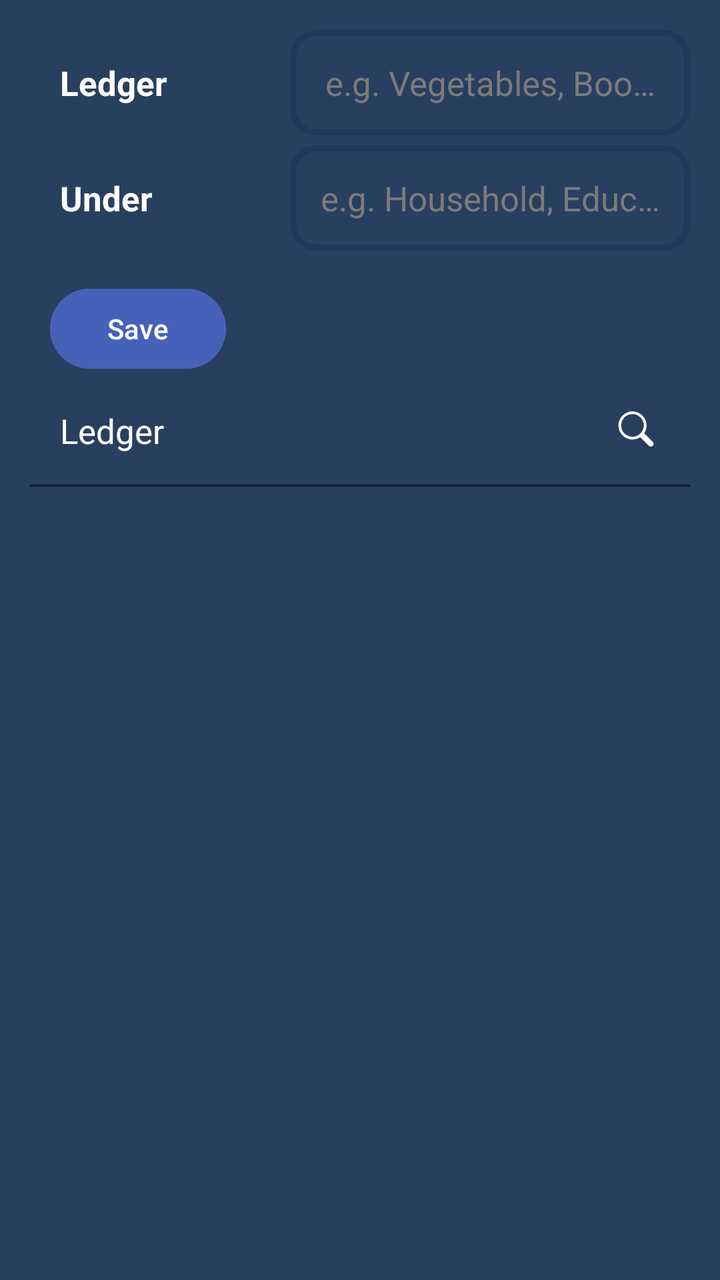
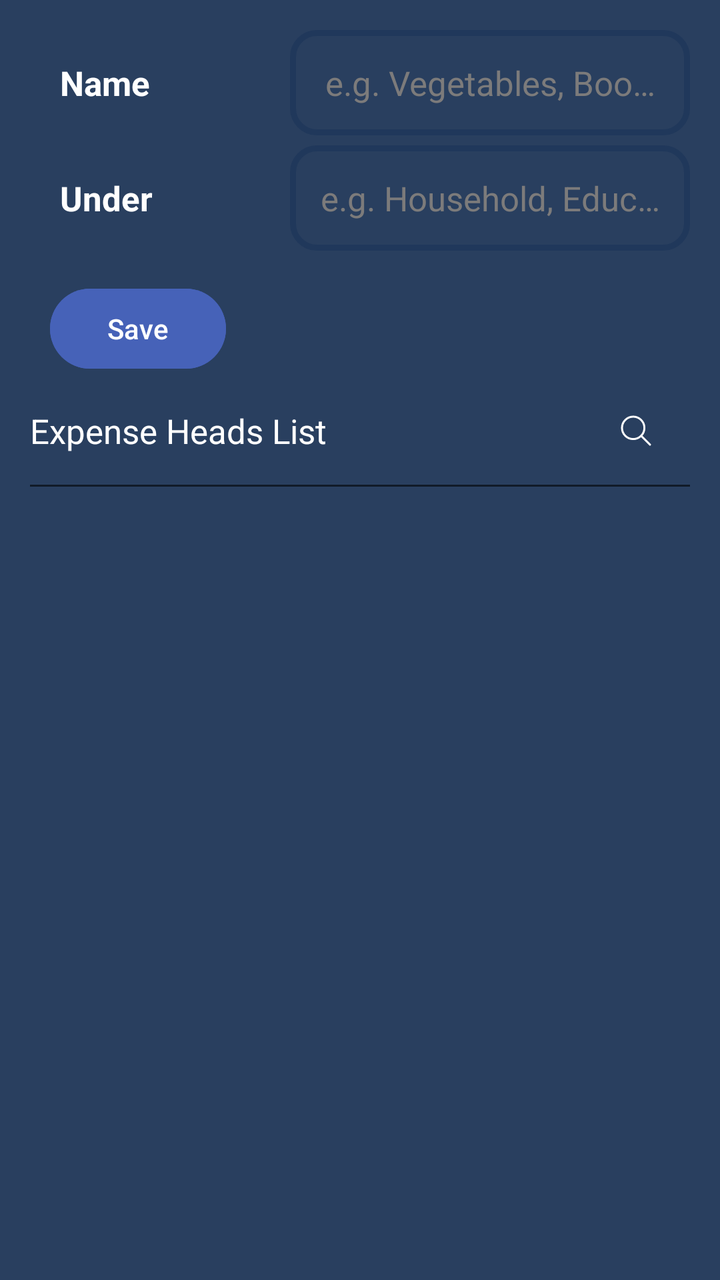

An Android layout rendered at two revisions. The XML below is the earlier revision; the diff shows what the commit changed to produce the second picture.
<!-- AndroidManifest.xml: application theme Theme.GharKharch -->
<!-- res/layout/fragment_add_sub_category.xml -->
<?xml version="1.0" encoding="utf-8"?>
<androidx.constraintlayout.widget.ConstraintLayout xmlns:android="http://schemas.android.com/apk/res/android"
    xmlns:app="http://schemas.android.com/apk/res-auto"
    android:layout_width="match_parent"
    android:layout_height="match_parent"
    android:background="@color/backgroundColor"
    android:padding="@dimen/padding_large">

    <TextView
        android:layout_width="0dp"
        android:layout_height="wrap_content"
        android:padding="@dimen/padding_large"
        android:text="Ledger"
        android:textColor="@color/primaryTextColor"
        android:textSize="@dimen/text_size_large"
        android:textStyle="bold"
        app:layout_constraintBottom_toBottomOf="@id/input_sub_category"
        app:layout_constraintEnd_toStartOf="@id/input_sub_category"
        app:layout_constraintStart_toStartOf="parent"
        app:layout_constraintTop_toTopOf="@id/input_sub_category" />

    <EditText
        android:id="@+id/input_sub_category"
        style="@style/custom_edit_text"
        android:layout_width="200dp"
        android:layout_height="wrap_content"
        android:hint="@string/hint_sub_category"
        android:textSize="@dimen/text_size_large"
        app:layout_constraintEnd_toEndOf="parent"
        app:layout_constraintTop_toTopOf="parent" />

    <TextView
        android:layout_width="0dp"
        android:layout_height="wrap_content"
        android:layout_marginVertical="@dimen/margin_small"
        android:padding="@dimen/padding_large"
        android:text="Under"
        android:textColor="@color/primaryTextColor"
        android:textSize="@dimen/text_size_large"
        android:textStyle="bold"
        app:layout_constraintBottom_toBottomOf="@id/input_category"
        app:layout_constraintEnd_toStartOf="@id/input_category"
        app:layout_constraintStart_toStartOf="parent"
        app:layout_constraintTop_toTopOf="@id/input_category" />

    <EditText
        android:id="@+id/input_category"
        style="@style/custom_edit_text"
        android:layout_width="200dp"
        android:layout_height="wrap_content"
        android:layout_marginVertical="@dimen/margin_small"
        android:hint="@string/hint_category"
        android:textSize="@dimen/text_size_large"
        app:layout_constraintEnd_toEndOf="parent"
        app:layout_constraintTop_toBottomOf="@id/input_sub_category" />

    <Button
        android:id="@+id/addBtn"
        android:layout_width="wrap_content"
        android:layout_height="wrap_content"
        android:layout_marginVertical="@dimen/margin_large"
        android:layout_marginStart="@dimen/margin_medium"
        android:backgroundTint="@color/buttonColor"
        android:text="Save"
        android:textColor="@color/primaryTextColor"
        app:layout_constraintStart_toStartOf="parent"
        app:layout_constraintTop_toBottomOf="@id/input_category" />

    <androidx.recyclerview.widget.RecyclerView
        android:id="@+id/category_search_list"
        android:layout_width="0dp"
        android:layout_height="wrap_content"
        android:layout_marginVertical="@dimen/margin_small"
        android:background="@drawable/rounded_panel"
        android:backgroundTint="@color/backgroundColor"
        android:clipToOutline="true"
        android:outlineProvider="background"
        android:translationZ="5dp"
        android:visibility="gone"
        app:layout_constraintEnd_toEndOf="@id/input_category"
        app:layout_constraintStart_toStartOf="@id/input_category"
        app:layout_constraintTop_toBottomOf="@id/input_category" />

    <LinearLayout
        android:id="@+id/list_container"
        android:layout_width="match_parent"
        android:layout_height="wrap_content"
        android:gravity="center"
        android:orientation="horizontal"
        app:layout_constraintTop_toBottomOf="@id/addBtn">

        <TextView
            android:layout_width="0dp"
            android:layout_height="wrap_content"
            android:layout_weight="1"
            android:padding="@dimen/padding_large"
            android:text="Ledger"
            android:textSize="@dimen/text_size_large" />

        <SearchView
            android:id="@+id/search_bar"
            android:layout_width="match_parent"
            android:layout_height="wrap_content"
            android:background="@drawable/search_bar_bordered_bg"
            android:visibility="gone" />

        <ImageView
            android:id="@+id/search_button"
            android:layout_width="wrap_content"
            android:layout_height="wrap_content"
            android:importantForAccessibility="no"
            android:padding="@dimen/padding_large"
            android:src="@drawable/search_icon" />

    </LinearLayout>

    <View
        android:id="@+id/separator"
        android:layout_width="match_parent"
        android:layout_height="1dp"
        android:background="@color/secondaryColor"
        app:layout_constraintTop_toBottomOf="@id/list_container" />

    <androidx.recyclerview.widget.RecyclerView
        android:id="@+id/rcv_sub_category_list"
        android:layout_width="0dp"
        android:layout_height="0dp"
        android:layout_marginVertical="@dimen/margin_small"
        app:layout_constraintBottom_toBottomOf="parent"
        app:layout_constraintEnd_toEndOf="@id/separator"
        app:layout_constraintStart_toStartOf="@id/list_container"
        app:layout_constraintTop_toBottomOf="@id/list_container" />

</androidx.constraintlayout.widget.ConstraintLayout>
<!-- resources referenced by this layout -->
<resources>
  <color name="backgroundColor">#293F5F</color>
  <color name="buttonColor">#4662B8</color>
  <color name="primaryTextColor">#FFFFFF</color>
  <color name="secondaryColor">#111B28</color>
  <dimen name="margin_large">15dp</dimen>
  <dimen name="margin_medium">10dp</dimen>
  <dimen name="margin_small">5dp</dimen>
  <dimen name="padding_large">15dp</dimen>
  <dimen name="text_size_large">17sp</dimen>
  <!-- drawable rounded_panel (drawable) -->
  <?xml version="1.0" encoding="utf-8"?>
  <shape xmlns:android="http://schemas.android.com/apk/res/android"
      android:shape="rectangle">
      <corners android:radius="8dp" />
  </shape>
  <!-- drawable search_bar_bordered_bg (drawable) -->
  <?xml version="1.0" encoding="utf-8"?>
  <shape xmlns:android="http://schemas.android.com/apk/res/android"
      android:shape="rectangle">
      <stroke
          android:width="3dp"
          android:color="@color/backgroundColorVariant" />
      <corners android:radius="12dp" />
  </shape>
  <!-- drawable search_icon (drawable) -->
  <vector xmlns:android="http://schemas.android.com/apk/res/android"
      android:width="24dp"
      android:height="24dp"
      android:tint="@color/white"
      android:viewportWidth="19"
      android:viewportHeight="19">
  
      <path
          android:fillColor="#000000"
          android:pathData="M16.147,15.488a1.112,1.112 0,0 1,-1.567 0l-3.395,-3.395a5.575,5.575 0,1 1,1.568 -1.568l3.394,3.395a1.112,1.112 0,0 1,0 1.568zM9.786,11.585a4.488,4.488 0,1 0,-1.681 0.327,4.443 4.443,0 0,0 1.68,-0.327z" />
  
  </vector>
  <string name="hint_category">e.g. Household, Education</string>
  <string name="hint_sub_category">e.g. Vegetables, Books, etc.</string>
  <style name="custom_edit_text" parent="Widget.AppCompat.EditText">
          <item name="android:maxLines">1</item>
          <item name="android:maxLength">20</item>
          <item name="android:ellipsize">end</item>
          <item name="android:inputType">text</item>
          <item name="android:gravity">center</item>
          <item name="android:importantForAutofill">no</item>
          <item name="android:padding">@dimen/padding_large</item>
          <item name="android:background">@drawable/search_bar_bordered_bg</item>
          <item name="android:textColorHint">@color/primaryTextColorVariant</item>
      </style>
  <color name="backgroundColorVariant">#20385B</color>
  <color name="white">#FFFFFFFF</color>
  <color name="primaryTextColorVariant">#7C7B7B</color>
  <style name="Base.Theme.GharKharch" parent="Theme.Material3.DayNight.NoActionBar">
          
      </style>
  <color name="lGrey">#616161</color>
  <!-- unchanged entries left out for length: 1 -->
</resources>

<!-- the commit's change to res/layout/fragment_add_sub_category.xml (unified diff, before → after) -->
@@ -10,7 +10,7 @@
         android:layout_width="0dp"
         android:layout_height="wrap_content"
         android:padding="@dimen/padding_large"
-        android:text="Ledger"
+        android:text="Name"
         android:textColor="@color/primaryTextColor"
         android:textSize="@dimen/text_size_large"
         android:textStyle="bold"
@@ -90,18 +90,31 @@
         app:layout_constraintTop_toBottomOf="@id/addBtn">
 
         <TextView
+            android:id="@+id/list_title"
             android:layout_width="0dp"
             android:layout_height="wrap_content"
             android:layout_weight="1"
-            android:padding="@dimen/padding_large"
-            android:text="Ledger"
+            android:paddingVertical="@dimen/padding_large"
+            android:text="Expense Heads List"
             android:textSize="@dimen/text_size_large" />
 
         <SearchView
-            android:id="@+id/search_bar"
-            android:layout_width="match_parent"
+            android:id="@+id/search_view"
+            android:layout_width="0dp"
             android:layout_height="wrap_content"
-            android:background="@drawable/search_bar_bordered_bg"
+            android:layout_marginVertical="@dimen/margin_medium"
+            android:layout_weight="1"
+            android:background="@drawable/search_bar_border"
+            android:iconifiedByDefault="false"
+            android:visibility="gone" />
+
+        <ImageView
+            android:id="@+id/close_button"
+            android:layout_width="wrap_content"
+            android:layout_height="wrap_content"
+            android:importantForAccessibility="no"
+            android:padding="@dimen/padding_large"
+            android:src="@drawable/close_search_icon"
             android:visibility="gone" />
 
         <ImageView
<!-- resource entries referenced after the edit -->
@@ -9,19 +9,36 @@
   <dimen name="margin_small">5dp</dimen>
   <dimen name="padding_large">15dp</dimen>
   <dimen name="text_size_large">17sp</dimen>
+  <!-- drawable close_search_icon (drawable) -->
+  <vector xmlns:android="http://schemas.android.com/apk/res/android"
+      android:width="24dp"
+      android:height="24dp"
+      android:tint="@color/white"
+      android:viewportWidth="24"
+      android:viewportHeight="24">
+  
+      <path
+          android:fillColor="#00000000"
+          android:pathData="M14.578,14.542C15.58,13.53 16.2,12.137 16.2,10.6C16.2,7.507 13.693,5 10.6,5C7.507,5 5,7.507 5,10.6C5,13.693 7.507,16.2 10.6,16.2C12.156,16.2 13.563,15.566 14.578,14.542ZM14.578,14.542L19,19M8.5,8.5L12.5,12.5M12.5,8.5L8.5,12.5"
+          android:strokeWidth="1"
+          android:strokeColor="#464455"
+          android:strokeLineCap="round"
+          android:strokeLineJoin="round" />
+  
+  </vector>
   <!-- drawable rounded_panel (drawable) -->
   <?xml version="1.0" encoding="utf-8"?>
   <shape xmlns:android="http://schemas.android.com/apk/res/android"
       android:shape="rectangle">
       <corners android:radius="8dp" />
   </shape>
-  <!-- drawable search_bar_bordered_bg (drawable) -->
+  <!-- drawable search_bar_border (drawable) -->
   <?xml version="1.0" encoding="utf-8"?>
   <shape xmlns:android="http://schemas.android.com/apk/res/android"
       android:shape="rectangle">
       <stroke
-          android:width="3dp"
-          android:color="@color/backgroundColorVariant" />
+          android:width="2dp"
+          android:color="@color/white" />
       <corners android:radius="12dp" />
   </shape>
   <!-- drawable search_icon (drawable) -->
@@ -29,12 +46,16 @@
       android:width="24dp"
       android:height="24dp"
       android:tint="@color/white"
-      android:viewportWidth="19"
-      android:viewportHeight="19">
+      android:viewportWidth="24"
+      android:viewportHeight="24">
   
       <path
-          android:fillColor="#000000"
-          android:pathData="M16.147,15.488a1.112,1.112 0,0 1,-1.567 0l-3.395,-3.395a5.575,5.575 0,1 1,1.568 -1.568l3.394,3.395a1.112,1.112 0,0 1,0 1.568zM9.786,11.585a4.488,4.488 0,1 0,-1.681 0.327,4.443 4.443,0 0,0 1.68,-0.327z" />
+          android:fillColor="#00000000"
+          android:pathData="M14.578,14.542C15.58,13.53 16.2,12.137 16.2,10.6C16.2,7.507 13.693,5 10.6,5C7.507,5 5,7.507 5,10.6C5,13.693 7.507,16.2 10.6,16.2C12.156,16.2 13.563,15.566 14.578,14.542ZM14.578,14.542L19,19"
+          android:strokeWidth="1"
+          android:strokeColor="#464455"
+          android:strokeLineCap="round"
+          android:strokeLineJoin="round" />
   
   </vector>
   <string name="hint_category">e.g. Household, Education</string>
@@ -47,11 +68,20 @@
           <item name="android:gravity">center</item>
           <item name="android:importantForAutofill">no</item>
           <item name="android:padding">@dimen/padding_large</item>
-          <item name="android:background">@drawable/search_bar_bordered_bg</item>
+          <item name="android:background">@drawable/rounded_border</item>
           <item name="android:textColorHint">@color/primaryTextColorVariant</item>
       </style>
   <color name="backgroundColorVariant">#20385B</color>
   <color name="white">#FFFFFFFF</color>
+  <!-- drawable rounded_border (drawable) -->
+  <?xml version="1.0" encoding="utf-8"?>
+  <shape xmlns:android="http://schemas.android.com/apk/res/android"
+      android:shape="rectangle">
+      <stroke
+          android:width="3dp"
+          android:color="@color/backgroundColorVariant" />
+      <corners android:radius="12dp" />
+  </shape>
   <color name="primaryTextColorVariant">#7C7B7B</color>
   <style name="Base.Theme.GharKharch" parent="Theme.Material3.DayNight.NoActionBar">
           
